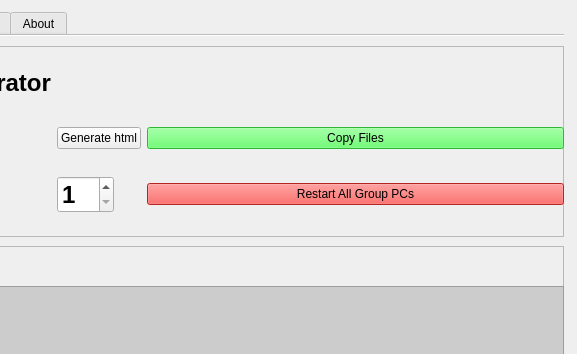
First picture: the form in YorkULabSeating.ui, repository tdgskinner/yorku-phys-lab-seating, before the edit; both pictures show x 177 to 754 and y 0 to 354 of the 754 by 526 pixel window.
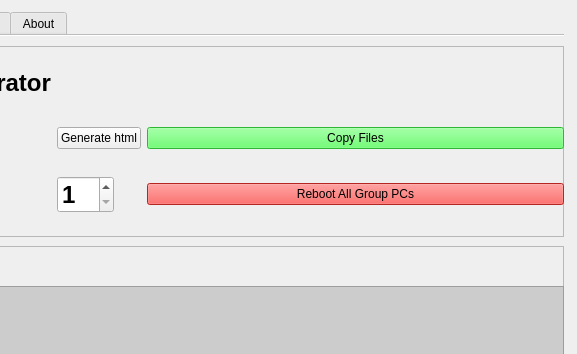
Second picture: the form after the edit. Icons and pictures are not drawn.

What changed in the file:
```diff
--- a/YorkULabSeating.ui
+++ b/YorkULabSeating.ui
@@ -183,7 +183,7 @@
            <string notr="true">background-color: rgb(252, 53, 48);</string>
           </property>
           <property name="text">
-           <string>Restart All Group PCs</string>
+           <string>Reboot All Group PCs</string>
           </property>
          </widget>
         </item>
```
Left out of the diff: 2 changed lines with no effect on the pictures.
